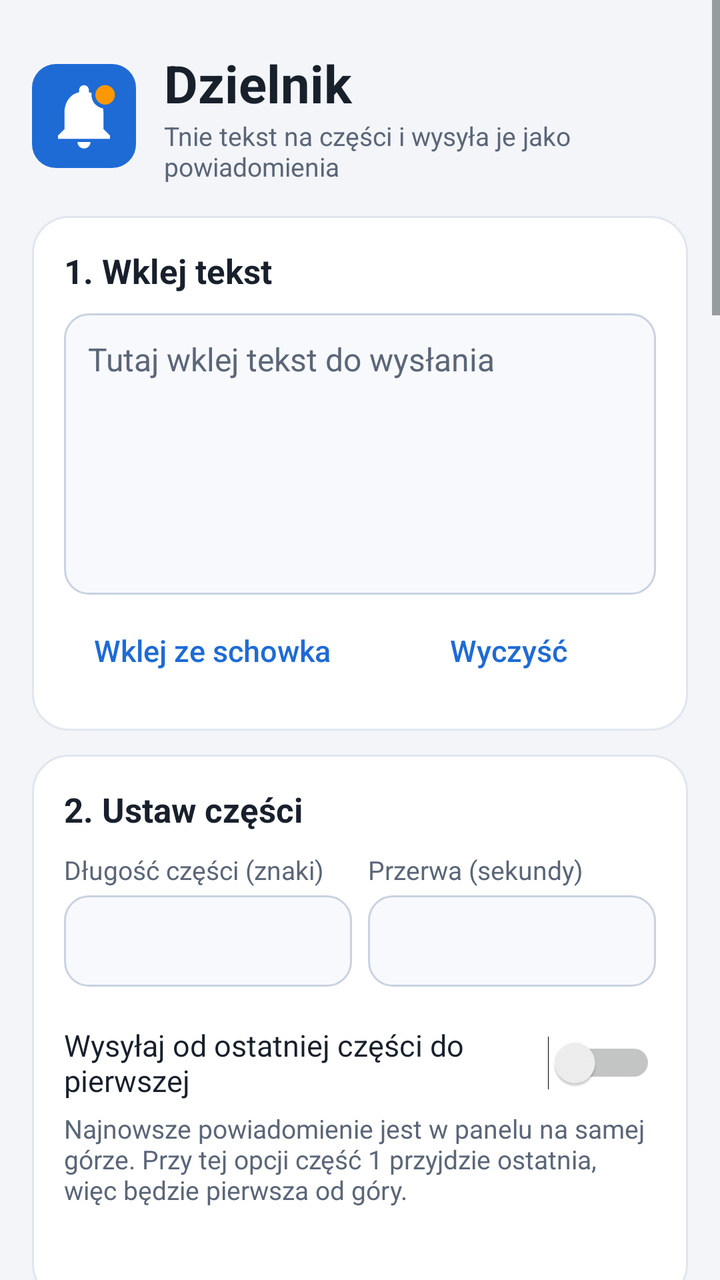
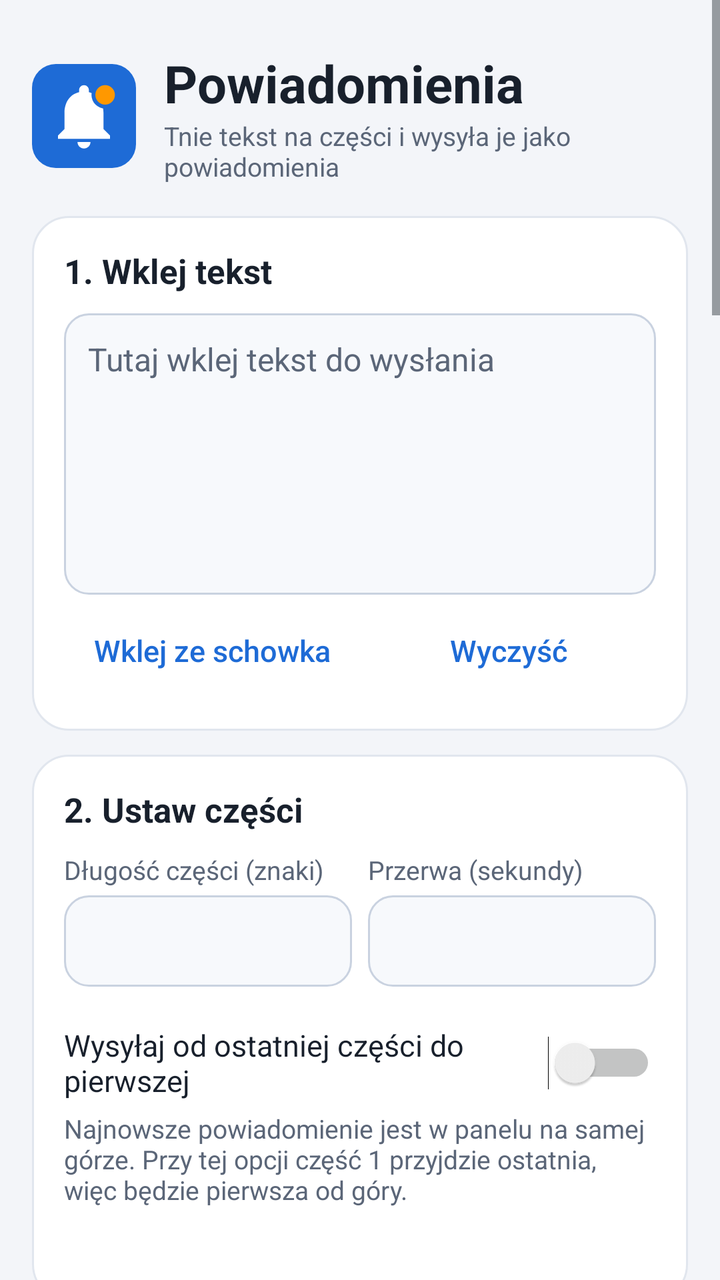

Two renders of the same Android screen: before a commit and after it. Below are the layout's source before the change and the commit's diff.
<!-- AndroidManifest.xml: application theme AppTheme -->
<!-- res/layout/activity_main.xml -->
<?xml version="1.0" encoding="utf-8"?>
<ScrollView xmlns:android="http://schemas.android.com/apk/res/android"
    android:layout_width="match_parent"
    android:layout_height="match_parent"
    android:background="@color/screen_bg"
    android:fillViewport="true">

    <LinearLayout
        android:layout_width="match_parent"
        android:layout_height="wrap_content"
        android:orientation="vertical"
        android:padding="16dp">

        
        <LinearLayout
            android:layout_width="match_parent"
            android:layout_height="wrap_content"
            android:gravity="center_vertical"
            android:orientation="horizontal"
            android:paddingTop="8dp"
            android:paddingBottom="4dp">

            <ImageView
                android:layout_width="52dp"
                android:layout_height="52dp"
                android:contentDescription="Ikona Dzielnika"
                android:src="@drawable/ic_logo" />

            <LinearLayout
                android:layout_width="0dp"
                android:layout_height="wrap_content"
                android:layout_marginStart="14dp"
                android:layout_weight="1"
                android:orientation="vertical">

                <TextView
                    android:layout_width="match_parent"
                    android:layout_height="wrap_content"
                    android:text="Dzielnik"
                    android:textColor="@color/text_primary"
                    android:textSize="26sp"
                    android:textStyle="bold" />

                <TextView
                    style="@style/Hint"
                    android:layout_width="match_parent"
                    android:layout_height="wrap_content"
                    android:text="Tnie tekst na części i wysyła je jako powiadomienia" />
            </LinearLayout>
        </LinearLayout>

        
        <LinearLayout
            style="@style/Card"
            android:layout_width="match_parent"
            android:layout_height="wrap_content"
            android:layout_marginTop="12dp">

            <TextView
                style="@style/SectionTitle"
                android:layout_width="match_parent"
                android:layout_height="wrap_content"
                android:text="1. Wklej tekst" />

            <EditText
                android:id="@+id/text"
                style="@style/Input"
                android:layout_width="match_parent"
                android:layout_height="wrap_content"
                android:layout_marginTop="10dp"
                android:gravity="top|start"
                android:hint="Tutaj wklej tekst do wysłania"
                android:importantForAutofill="no"
                android:inputType="textMultiLine|textCapSentences"
                android:maxLines="10"
                android:minLines="6"
                android:scrollbars="vertical" />

            <LinearLayout
                android:layout_width="match_parent"
                android:layout_height="wrap_content"
                android:layout_marginTop="4dp"
                android:orientation="horizontal">

                <Button
                    android:id="@+id/btn_paste"
                    style="@style/TextButton"
                    android:layout_width="0dp"
                    android:layout_height="wrap_content"
                    android:layout_weight="1"
                    android:text="Wklej ze schowka" />

                <Button
                    android:id="@+id/btn_clear"
                    style="@style/TextButton"
                    android:layout_width="0dp"
                    android:layout_height="wrap_content"
                    android:layout_weight="1"
                    android:text="Wyczyść" />
            </LinearLayout>
        </LinearLayout>

        
        <LinearLayout
            style="@style/Card"
            android:layout_width="match_parent"
            android:layout_height="wrap_content"
            android:layout_marginTop="12dp">

            <TextView
                style="@style/SectionTitle"
                android:layout_width="match_parent"
                android:layout_height="wrap_content"
                android:text="2. Ustaw części" />

            <LinearLayout
                android:layout_width="match_parent"
                android:layout_height="wrap_content"
                android:layout_marginTop="10dp"
                android:orientation="horizontal">

                <LinearLayout
                    android:layout_width="0dp"
                    android:layout_height="wrap_content"
                    android:layout_marginEnd="8dp"
                    android:layout_weight="1"
                    android:orientation="vertical">

                    <TextView
                        style="@style/Hint"
                        android:layout_width="match_parent"
                        android:layout_height="wrap_content"
                        android:text="Długość części (znaki)" />

                    <EditText
                        android:id="@+id/limit"
                        style="@style/Input"
                        android:layout_width="match_parent"
                        android:layout_height="wrap_content"
                        android:layout_marginTop="4dp"
                        android:importantForAutofill="no"
                        android:inputType="number"
                        android:maxLength="4" />
                </LinearLayout>

                <LinearLayout
                    android:layout_width="0dp"
                    android:layout_height="wrap_content"
                    android:layout_weight="1"
                    android:orientation="vertical">

                    <TextView
                        style="@style/Hint"
                        android:layout_width="match_parent"
                        android:layout_height="wrap_content"
                        android:text="Przerwa (sekundy)" />

                    <EditText
                        android:id="@+id/delay"
                        style="@style/Input"
                        android:layout_width="match_parent"
                        android:layout_height="wrap_content"
                        android:layout_marginTop="4dp"
                        android:importantForAutofill="no"
                        android:inputType="numberDecimal"
                        android:maxLength="4" />
                </LinearLayout>
            </LinearLayout>

            <Switch
                android:id="@+id/sw_reverse"
                android:layout_width="match_parent"
                android:layout_height="wrap_content"
                android:layout_marginTop="14dp"
                android:minHeight="48dp"
                android:text="Wysyłaj od ostatniej części do pierwszej"
                android:textColor="@color/text_primary"
                android:textSize="15sp" />

            <TextView
                style="@style/Hint"
                android:layout_width="match_parent"
                android:layout_height="wrap_content"
                android:text="Najnowsze powiadomienie jest w panelu na samej górze. Przy tej opcji część 1 przyjdzie ostatnia, więc będzie pierwsza od góry." />

            <TextView
                android:id="@+id/preview"
                android:layout_width="match_parent"
                android:layout_height="wrap_content"
                android:layout_marginTop="12dp"
                android:textColor="@color/accent"
                android:textSize="14sp"
                android:textStyle="bold" />
        </LinearLayout>

        
        <Button
            android:id="@+id/btn_send"
            style="@style/PrimaryButton"
            android:layout_width="match_parent"
            android:layout_height="wrap_content"
            android:layout_marginTop="16dp"
            android:text="Podziel i wyślij" />

        <ProgressBar
            android:id="@+id/progress"
            style="?android:attr/progressBarStyleHorizontal"
            android:layout_width="match_parent"
            android:layout_height="wrap_content"
            android:layout_marginTop="10dp"
            android:progressTint="@color/accent"
            android:visibility="gone" />

        <TextView
            android:id="@+id/status"
            style="@style/Hint"
            android:layout_width="match_parent"
            android:layout_height="wrap_content"
            android:layout_marginTop="6dp"
            android:gravity="center"
            android:textSize="14sp" />

        
        <LinearLayout
            style="@style/Card"
            android:layout_width="match_parent"
            android:layout_height="wrap_content"
            android:layout_marginTop="16dp">

            <TextView
                style="@style/SectionTitle"
                android:layout_width="match_parent"
                android:layout_height="wrap_content"
                android:text="Gemini w powiadomieniach" />

            <TextView
                style="@style/Hint"
                android:layout_width="match_parent"
                android:layout_height="wrap_content"
                android:layout_marginTop="4dp"
                android:text="Gdy wpiszesz klucz, powiadomienia dostają przycisk „Odpowiedz”. Twoja odpowiedź razem z treścią powiadomienia idzie do Gemini, a jego odpowiedź wraca jako kolejne powiadomienia, dzielone tak samo jak tekst." />

            <TextView
                style="@style/Hint"
                android:layout_width="match_parent"
                android:layout_height="wrap_content"
                android:layout_marginTop="12dp"
                android:text="Klucz API Gemini" />

            <EditText
                android:id="@+id/gem_key"
                style="@style/Input"
                android:layout_width="match_parent"
                android:layout_height="wrap_content"
                android:layout_marginTop="4dp"
                android:hint="Wklej klucz z Google AI Studio"
                android:importantForAutofill="no"
                android:inputType="textPassword" />

            <TextView
                style="@style/Hint"
                android:layout_width="match_parent"
                android:layout_height="wrap_content"
                android:layout_marginTop="4dp"
                android:text="Klucz zapisuje się tylko w tym telefonie i jest wysyłany wyłącznie do Google." />

            <TextView
                style="@style/Hint"
                android:layout_width="match_parent"
                android:layout_height="wrap_content"
                android:layout_marginTop="12dp"
                android:text="Model" />

            <EditText
                android:id="@+id/gem_model"
                style="@style/Input"
                android:layout_width="match_parent"
                android:layout_height="wrap_content"
                android:layout_marginTop="4dp"
                android:hint="gemini-3.5-flash-lite"
                android:importantForAutofill="no"
                android:inputType="textNoSuggestions|textVisiblePassword" />

            <TextView
                style="@style/Hint"
                android:layout_width="match_parent"
                android:layout_height="wrap_content"
                android:layout_marginTop="4dp"
                android:text="Wersja Lite ma największy darmowy limit dzienny. Mocniejszy model, np. gemini-3.8-flash, odpowiada lepiej, ale darmowych pytań jest wtedy mało." />

            <Switch
                android:id="@+id/sw_reply"
                android:layout_width="match_parent"
                android:layout_height="wrap_content"
                android:layout_marginTop="10dp"
                android:minHeight="48dp"
                android:text="Przycisk „Odpowiedz” w powiadomieniach"
                android:textColor="@color/text_primary"
                android:textSize="15sp" />

            <TextView
                style="@style/Hint"
                android:layout_width="match_parent"
                android:layout_height="wrap_content"
                android:layout_marginTop="12dp"
                android:text="Zapytaj Gemini bez powiadomienia" />

            <EditText
                android:id="@+id/gem_question"
                style="@style/Input"
                android:layout_width="match_parent"
                android:layout_height="wrap_content"
                android:layout_marginTop="4dp"
                android:gravity="top|start"
                android:hint="Wpisz pytanie"
                android:importantForAutofill="no"
                android:inputType="textMultiLine|textCapSentences"
                android:maxLines="6"
                android:minLines="2"
                android:scrollbars="vertical" />

            <Button
                android:id="@+id/btn_ask"
                style="@style/SecondaryButton"
                android:layout_width="match_parent"
                android:layout_height="wrap_content"
                android:layout_marginTop="8dp"
                android:text="Zapytaj Gemini" />

            <Button
                android:id="@+id/btn_ask_notif"
                style="@style/SecondaryButton"
                android:layout_width="match_parent"
                android:layout_height="wrap_content"
                android:layout_marginTop="8dp"
                android:text="Wstaw do powiadomień pole pytania" />

            <TextView
                android:id="@+id/gem_status"
                style="@style/Hint"
                android:layout_width="match_parent"
                android:layout_height="wrap_content"
                android:layout_marginTop="10dp"
                android:textColor="@color/text_primary"
                android:textSize="14sp"
                android:visibility="gone" />

            <Button
                android:id="@+id/btn_new_chat"
                style="@style/TextButton"
                android:layout_width="match_parent"
                android:layout_height="wrap_content"
                android:layout_marginTop="4dp"
                android:text="Zacznij nową rozmowę" />
        </LinearLayout>

        
        <LinearLayout
            style="@style/Card"
            android:layout_width="match_parent"
            android:layout_height="wrap_content"
            android:layout_marginTop="16dp">

            <TextView
                style="@style/SectionTitle"
                android:layout_width="match_parent"
                android:layout_height="wrap_content"
                android:text="Odpowiadanie z zegarka (Telegram)" />

            <TextView
                style="@style/Hint"
                android:layout_width="match_parent"
                android:layout_height="wrap_content"
                android:layout_marginTop="4dp"
                android:text="Zegarek Huawei pozwala odpowiadać na powiadomienia tylko z wybranych komunikatorów, m.in. z Telegrama, więc powiadomienia Dzielnika nie dostaną na nim przycisku odpowiedzi. Dzielnik może za to pisać do Ciebie przez własnego bota w Telegramie. Odpowiadasz na zegarku, odpowiedź idzie do Gemini i wraca jako kolejna wiadomość." />

            <TextView
                style="@style/Hint"
                android:layout_width="match_parent"
                android:layout_height="wrap_content"
                android:layout_marginTop="8dp"
                android:text="1. W Telegramie otwórz @BotFather, wyślij /newbot i skopiuj token.\n2. Wklej go poniżej, otwórz swojego bota, napisz /start i naciśnij „Połącz”.\n3. Włącz nasłuch i wybierz, gdzie wysyłać części.\n4. W aplikacji Huawei Zdrowie włącz dla zegarka powiadomienia z Telegrama." />

            <TextView
                style="@style/Hint"
                android:layout_width="match_parent"
                android:layout_height="wrap_content"
                android:layout_marginTop="12dp"
                android:text="Token bota" />

            <EditText
                android:id="@+id/tg_token"
                style="@style/Input"
                android:layout_width="match_parent"
                android:layout_height="wrap_content"
                android:layout_marginTop="4dp"
                android:hint="Token od @BotFather"
                android:importantForAutofill="no"
                android:inputType="textPassword" />

            <TextView
                style="@style/Hint"
                android:layout_width="match_parent"
                android:layout_height="wrap_content"
                android:layout_marginTop="4dp"
                android:text="Token zapisuje się tylko w tym telefonie. Wiadomości przechodzą przez serwery Telegrama, więc nie wysyłaj tak niczego poufnego." />

            <Button
                android:id="@+id/btn_tg_connect"
                style="@style/SecondaryButton"
                android:layout_width="match_parent"
                android:layout_height="wrap_content"
                android:layout_marginTop="8dp"
                android:text="Połącz z botem" />

            <TextView
                android:id="@+id/tg_status"
                style="@style/Hint"
                android:layout_width="match_parent"
                android:layout_height="wrap_content"
                android:layout_marginTop="10dp"
                android:textColor="@color/text_primary"
                android:textSize="14sp" />

            <Switch
                android:id="@+id/sw_tg_listen"
                android:layout_width="match_parent"
                android:layout_height="wrap_content"
                android:layout_marginTop="10dp"
                android:minHeight="48dp"
                android:text="Nasłuchuj pytań z Telegrama"
                android:textColor="@color/text_primary"
                android:textSize="15sp" />

            <TextView
                style="@style/Hint"
                android:layout_width="match_parent"
                android:layout_height="wrap_content"
                android:text="Nasłuch działa w tle z ikoną w pasku powiadomień. Po ponownym uruchomieniu telefonu otwórz Dzielnika, a włączy się sam. Żeby odpowiedź z zegarka dochodziła też przy wygaszonym ekranie, pozwól Dzielnikowi pracować bez ograniczeń baterii." />

            <Button
                android:id="@+id/btn_battery"
                style="@style/TextButton"
                android:layout_width="match_parent"
                android:layout_height="wrap_content"
                android:layout_marginTop="4dp"
                android:text="Bateria: pozwól na pracę w tle" />

            <TextView
                style="@style/Hint"
                android:layout_width="match_parent"
                android:layout_height="wrap_content"
                android:layout_marginTop="12dp"
                android:text="Gdzie wysyłać części tekstu i odpowiedzi Gemini" />

            <RadioGroup
                android:id="@+id/rg_dest"
                android:layout_width="match_parent"
                android:layout_height="wrap_content"
                android:layout_marginTop="4dp"
                android:orientation="vertical">

                <RadioButton
                    android:id="@+id/rb_dest_notif"
                    android:layout_width="match_parent"
                    android:layout_height="wrap_content"
                    android:minHeight="44dp"
                    android:text="Powiadomienia Dzielnika"
                    android:textColor="@color/text_primary"
                    android:textSize="15sp" />

                <RadioButton
                    android:id="@+id/rb_dest_tg"
                    android:layout_width="match_parent"
                    android:layout_height="wrap_content"
                    android:minHeight="44dp"
                    android:text="Telegram"
                    android:textColor="@color/text_primary"
                    android:textSize="15sp" />

                <RadioButton
                    android:id="@+id/rb_dest_both"
                    android:layout_width="match_parent"
                    android:layout_height="wrap_content"
                    android:minHeight="44dp"
                    android:text="Oba"
                    android:textColor="@color/text_primary"
                    android:textSize="15sp" />
            </RadioGroup>

            <TextView
                style="@style/Hint"
                android:layout_width="match_parent"
                android:layout_height="wrap_content"
                android:text="Odpowiedź na pytanie zadane z Telegrama wraca do Telegrama. Wybór „Oba” dodaje do tego powiadomienia Dzielnika. Bez połączonego bota wszystko idzie jak dotąd, w powiadomieniach." />

            <Button
                android:id="@+id/btn_tg_test"
                style="@style/SecondaryButton"
                android:layout_width="match_parent"
                android:layout_height="wrap_content"
                android:layout_marginTop="8dp"
                android:text="Wyślij wiadomość testową do Telegrama" />
        </LinearLayout>

        
        <LinearLayout
            style="@style/Card"
            android:layout_width="match_parent"
            android:layout_height="wrap_content"
            android:layout_marginTop="16dp">

            <LinearLayout
                android:id="@+id/measure_header"
                android:layout_width="match_parent"
                android:layout_height="wrap_content"
                android:background="?android:attr/selectableItemBackground"
                android:clickable="true"
                android:focusable="true"
                android:gravity="center_vertical"
                android:minHeight="40dp"
                android:orientation="horizontal">

                <TextView
                    style="@style/SectionTitle"
                    android:layout_width="0dp"
                    android:layout_height="wrap_content"
                    android:layout_weight="1"
                    android:text="Zmierz limit powiadomienia" />

                <TextView
                    android:id="@+id/measure_toggle"
                    android:layout_width="wrap_content"
                    android:layout_height="wrap_content"
                    android:text="Pokaż"
                    android:textColor="@color/accent"
                    android:textSize="15sp"
                    android:textStyle="bold" />
            </LinearLayout>

            <LinearLayout
                android:id="@+id/measure_body"
                android:layout_width="match_parent"
                android:layout_height="wrap_content"
                android:orientation="vertical"
                android:visibility="gone">

                <TextView
                    style="@style/Hint"
                    android:layout_width="match_parent"
                    android:layout_height="wrap_content"
                    android:layout_marginTop="8dp"
                    android:text="Telefon lub zegarek pokazuje tylko początek długiego powiadomienia. Sprawdź, ile znaków się mieści:\n1. Naciśnij „Wyślij test”.\n2. Rozwiń powiadomienie i przepisz jego końcówkę razem ze średnikiem przed ostatnią liczbą, np. ;120;45\n3. Naciśnij „Oblicz długość”." />

                <LinearLayout
                    android:layout_width="match_parent"
                    android:layout_height="wrap_content"
                    android:layout_marginTop="12dp"
                    android:gravity="center_vertical"
                    android:orientation="horizontal">

                    <EditText
                        android:id="@+id/test_len"
                        style="@style/Input"
                        android:layout_width="0dp"
                        android:layout_height="wrap_content"
                        android:layout_marginEnd="8dp"
                        android:layout_weight="1"
                        android:hint="Długość testu"
                        android:importantForAutofill="no"
                        android:inputType="number"
                        android:maxLength="4" />

                    <Button
                        android:id="@+id/btn_test"
                        style="@style/SecondaryButton"
                        android:layout_width="0dp"
                        android:layout_height="wrap_content"
                        android:layout_weight="1"
                        android:text="Wyślij test" />
                </LinearLayout>

                <EditText
                    android:id="@+id/seen"
                    style="@style/Input"
                    android:layout_width="match_parent"
                    android:layout_height="wrap_content"
                    android:layout_marginTop="12dp"
                    android:hint="Końcówka, którą widzisz, np. ;120;45"
                    android:importantForAutofill="no"
                    android:inputType="textNoSuggestions|textVisiblePassword" />

                <Button
                    android:id="@+id/btn_decode"
                    style="@style/SecondaryButton"
                    android:layout_width="match_parent"
                    android:layout_height="wrap_content"
                    android:layout_marginTop="8dp"
                    android:text="Oblicz długość" />

                <TextView
                    android:id="@+id/result"
                    android:layout_width="match_parent"
                    android:layout_height="wrap_content"
                    android:layout_marginTop="10dp"
                    android:textColor="@color/text_primary"
                    android:textSize="16sp"
                    android:textStyle="bold" />

                <Button
                    android:id="@+id/btn_use"
                    style="@style/SecondaryButton"
                    android:layout_width="match_parent"
                    android:layout_height="wrap_content"
                    android:layout_marginTop="8dp"
                    android:enabled="false"
                    android:text="Ustaw jako długość części" />
            </LinearLayout>
        </LinearLayout>

        <View
            android:layout_width="match_parent"
            android:layout_height="16dp" />
    </LinearLayout>
</ScrollView>
<!-- resources referenced by this layout -->
<resources>
  <color name="accent">#1E6BD6</color>
  <color name="screen_bg">#F3F5F9</color>
  <color name="text_primary">#18202C</color>
  <style name="Card">
          <item name="android:orientation">vertical</item>
          <item name="android:background">@drawable/bg_card</item>
          <item name="android:padding">16dp</item>
      </style>
  <style name="Hint">
          <item name="android:textSize">13sp</item>
          <item name="android:textColor">@color/text_secondary</item>
      </style>
  <style name="Input">
          <item name="android:background">@drawable/bg_input</item>
          <item name="android:textColor">@color/text_primary</item>
          <item name="android:textColorHint">@color/text_secondary</item>
          <item name="android:textSize">16sp</item>
          <item name="android:padding">12dp</item>
      </style>
  <style name="SectionTitle">
          <item name="android:textSize">17sp</item>
          <item name="android:textStyle">bold</item>
          <item name="android:textColor">@color/text_primary</item>
      </style>
  <style name="TextButton" parent="android:Widget.DeviceDefault.Button.Borderless">
          <item name="android:textColor">@color/accent</item>
          <item name="android:textSize">15sp</item>
          <item name="android:textAllCaps">false</item>
      </style>
  <style name="AppTheme" parent="android:Theme.DeviceDefault.Light.NoActionBar">
          <item name="android:windowBackground">@color/screen_bg</item>
          <item name="android:statusBarColor">@color/screen_bg</item>
          <item name="android:navigationBarColor">@color/screen_bg</item>
          <item name="android:windowLightStatusBar">true</item>
          <item name="android:colorAccent">@color/accent</item>
      </style>
  <color name="icon_bg">#1E6BD6</color>
  <color name="badge">#FF9800</color>
  <!-- drawable bg_card (drawable) -->
  <?xml version="1.0" encoding="utf-8"?>
  <shape xmlns:android="http://schemas.android.com/apk/res/android"
      android:shape="rectangle">
      <solid android:color="@color/card" />
      <stroke
          android:width="1dp"
          android:color="@color/card_stroke" />
      <corners android:radius="18dp" />
  </shape>
  <color name="text_secondary">#5B6678</color>
  <!-- drawable bg_input (drawable) -->
  <?xml version="1.0" encoding="utf-8"?>
  <shape xmlns:android="http://schemas.android.com/apk/res/android"
      android:shape="rectangle">
      <solid android:color="@color/input_bg" />
      <stroke
          android:width="1dp"
          android:color="@color/input_stroke" />
      <corners android:radius="12dp" />
  </shape>
  <!-- drawable bg_btn_primary (drawable) -->
  <?xml version="1.0" encoding="utf-8"?>
  <ripple xmlns:android="http://schemas.android.com/apk/res/android"
      android:color="#33808080">
      <item>
          <shape android:shape="rectangle">
              <solid android:color="@color/accent" />
              <corners android:radius="16dp" />
          </shape>
      </item>
  </ripple>
  <color name="on_accent">#FFFFFF</color>
  <!-- drawable bg_btn_secondary (drawable) -->
  <?xml version="1.0" encoding="utf-8"?>
  <ripple xmlns:android="http://schemas.android.com/apk/res/android"
      android:color="#33808080">
      <item>
          <shape android:shape="rectangle">
              <solid android:color="@color/accent_soft" />
              <corners android:radius="12dp" />
          </shape>
      </item>
  </ripple>
  <color name="card">#FFFFFF</color>
  <color name="card_stroke">#E1E6EE</color>
  <color name="input_bg">#F7F9FC</color>
  <color name="input_stroke">#C9D2E0</color>
  <color name="accent_soft">#E3EDFB</color>
  <!-- unchanged entries left out for length: 3 -->
</resources>

<!-- the commit's change to res/layout/activity_main.xml (unified diff, before → after) -->
@@ -23,7 +23,7 @@
             <ImageView
                 android:layout_width="52dp"
                 android:layout_height="52dp"
-                android:contentDescription="Ikona Dzielnika"
+                android:contentDescription="Ikona aplikacji"
                 android:src="@drawable/ic_logo" />
 
             <LinearLayout
@@ -36,7 +36,7 @@
                 <TextView
                     android:layout_width="match_parent"
                     android:layout_height="wrap_content"
-                    android:text="Dzielnik"
+                    android:text="Powiadomienia"
                     android:textColor="@color/text_primary"
                     android:textSize="26sp"
                     android:textStyle="bold" />
@@ -372,7 +372,7 @@
                 android:layout_width="match_parent"
                 android:layout_height="wrap_content"
                 android:layout_marginTop="4dp"
-                android:text="Zegarek Huawei pozwala odpowiadać na powiadomienia tylko z wybranych komunikatorów, m.in. z Telegrama, więc powiadomienia Dzielnika nie dostaną na nim przycisku odpowiedzi. Dzielnik może za to pisać do Ciebie przez własnego bota w Telegramie. Odpowiadasz na zegarku, odpowiedź idzie do Gemini i wraca jako kolejna wiadomość." />
+                android:text="Zegarek Huawei pozwala odpowiadać na powiadomienia tylko z wybranych komunikatorów, m.in. z Telegrama, więc powiadomienia tej aplikacji nie dostaną na nim przycisku odpowiedzi. Aplikacja może za to pisać do Ciebie przez własnego bota w Telegramie. Odpowiadasz na zegarku, odpowiedź idzie do Gemini i wraca jako kolejna wiadomość." />
 
             <TextView
                 style="@style/Hint"
@@ -436,7 +436,7 @@
                 style="@style/Hint"
                 android:layout_width="match_parent"
                 android:layout_height="wrap_content"
-                android:text="Nasłuch działa w tle z ikoną w pasku powiadomień. Po ponownym uruchomieniu telefonu otwórz Dzielnika, a włączy się sam. Żeby odpowiedź z zegarka dochodziła też przy wygaszonym ekranie, pozwól Dzielnikowi pracować bez ograniczeń baterii." />
+                android:text="Nasłuch działa w tle z ikoną w pasku powiadomień. Po ponownym uruchomieniu telefonu otwórz aplikację, a nasłuch włączy się sam. Żeby odpowiedź z zegarka dochodziła też przy wygaszonym ekranie, pozwól aplikacji pracować bez ograniczeń baterii." />
 
             <Button
                 android:id="@+id/btn_battery"
@@ -465,7 +465,7 @@
                     android:layout_width="match_parent"
                     android:layout_height="wrap_content"
                     android:minHeight="44dp"
-                    android:text="Powiadomienia Dzielnika"
+                    android:text="Powiadomienia w telefonie"
                     android:textColor="@color/text_primary"
                     android:textSize="15sp" />
 
@@ -492,7 +492,7 @@
                 style="@style/Hint"
                 android:layout_width="match_parent"
                 android:layout_height="wrap_content"
-                android:text="Odpowiedź na pytanie zadane z Telegrama wraca do Telegrama. Wybór „Oba” dodaje do tego powiadomienia Dzielnika. Bez połączonego bota wszystko idzie jak dotąd, w powiadomieniach." />
+                android:text="Odpowiedź na pytanie zadane z Telegrama wraca do Telegrama. Wybór „Oba” dodaje do tego zwykłe powiadomienia w telefonie. Bez połączonego bota wszystko idzie jak dotąd, w powiadomieniach." />
 
             <Button
                 android:id="@+id/btn_tg_test"
